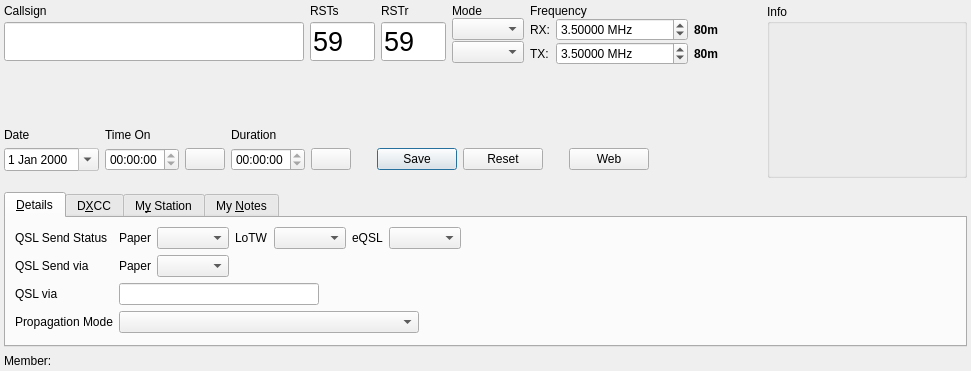
Old version of the form ui/NewContactWidget.ui in the repository k5mcd/QLog.
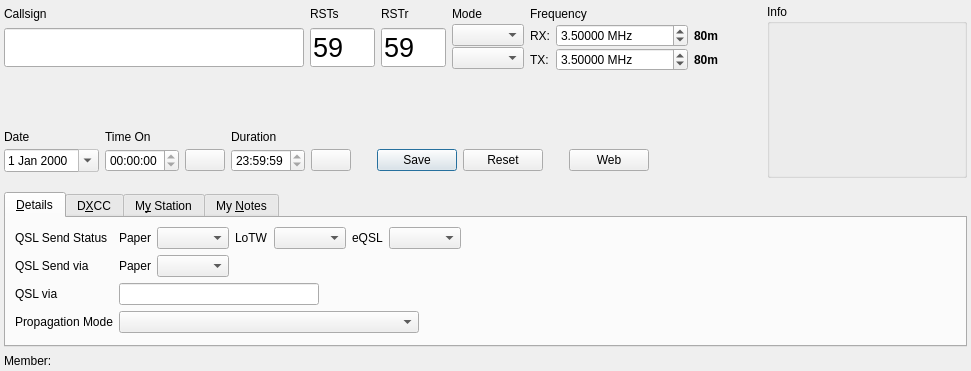
New version of the form. Icons and pictures are not drawn. Custom widgets are drawn as their Qt base class.

Commit message: NewContact: Callbook search can be temporarily paused

The edit to the form file:
```diff
--- a/ui/NewContactWidget.ui
+++ b/ui/NewContactWidget.ui
@@ -130,16 +130,25 @@
             </widget>
            </item>
            <item>
-            <widget class="QLabel" name="callbookStatusLabel">
+            <widget class="QPushButton" name="callbookStatusButton">
              <property name="sizePolicy">
-              <sizepolicy hsizetype="Maximum" vsizetype="Minimum">
+              <sizepolicy hsizetype="Maximum" vsizetype="Fixed">
                <horstretch>0</horstretch>
                <verstretch>0</verstretch>
               </sizepolicy>
              </property>
+             <property name="maximumSize">
+              <size>
+               <width>20</width>
+               <height>20</height>
+              </size>
+             </property>
              <property name="text">
               <string/>
              </property>
+             <property name="flat">
+              <bool>true</bool>
+             </property>
             </widget>
            </item>
            <item>
@@ -708,16 +717,16 @@
             </property>
             <property name="date">
              <date>
-              <year>2000</year>
-              <month>1</month>
-              <day>1</day>
+              <year>1999</year>
+              <month>12</month>
+              <day>31</day>
              </date>
             </property>
             <property name="maximumDate">
              <date>
-              <year>2200</year>
-              <month>1</month>
-              <day>1</day>
+              <year>1999</year>
+              <month>12</month>
+              <day>31</day>
              </date>
             </property>
             <property name="currentSection">
```
Left out of the diff: 19 changed lines with no effect on the pictures. The commit also changes 5 other files.
